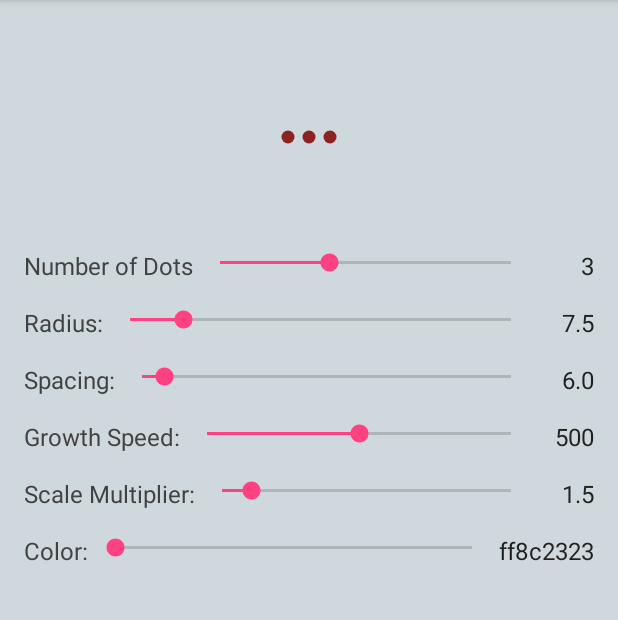
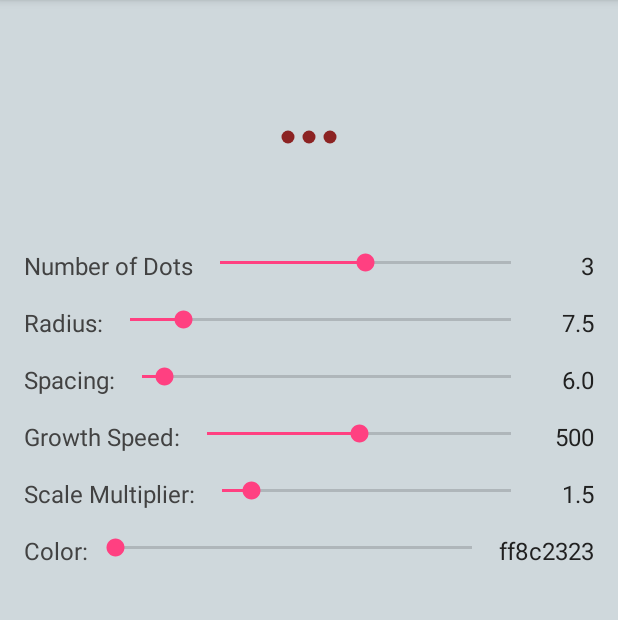
Before and after one commit to JustZak/DilatingDotsProgressBar, an Android app: the screen it shows after launch (MainActivity), on a phone screen of 412 x 824 dp, the part 84-704 px from its top. Run offline under Robolectric (Android 15) with nearby library versions, the phone set to English and light mode, and no system bars.

Commit message:
changed minimum dots in example app to 2

```diff
--- a/build.gradle
+++ b/build.gradle
@@ -5,7 +5,7 @@ buildscript {
         jcenter()
     }
     dependencies {
-        classpath 'com.android.tools.build:gradle:2.0.0-alpha7'
+        classpath 'com.android.tools.build:gradle:2.0.0-alpha8'
 
         // NOTE: Do not place your application dependencies here; they belong
         // in the individual module build.gradle files
--- a/example/src/main/java/com/zl/reik/dilatingexample/MainActivity.java
+++ b/example/src/main/java/com/zl/reik/dilatingexample/MainActivity.java
@@ -31,6 +31,8 @@ public class MainActivity extends AppCompatActivity implements SeekBar.OnSeekBar
 
     private final float saturation = 0.75f;
     private final float value = 0.55f;
+
+    private final int numDotsMin = 2;
 
     @Override
     protected void onCreate(Bundle savedInstanceState) {
@@ -68,7 +70,9 @@ public class MainActivity extends AppCompatActivity implements SeekBar.OnSeekBar
     private void setupSeekbars(){
         mNumberDotsSeekbar.setProgress(mDilatingDotsProgressBar.getNumberOfDots());
         mNumberDotsSeekbar.setOnSeekBarChangeListener(this);
-        mNumDotsTextView.setText(String.valueOf(mDilatingDotsProgressBar.getNumberOfDots()));
+        int dots = mDilatingDotsProgressBar.getNumberOfDots();
+        dots = (dots < 2) ? 2 : dots;
+        mNumDotsTextView.setText(String.valueOf(dots));
 
         mRadiusSeekbar.setProgress((int)mDilatingDotsProgressBar.getDotRadius());
         mRadiusSeekbar.setOnSeekBarChangeListener(this);
@@ -107,8 +111,8 @@ public class MainActivity extends AppCompatActivity implements SeekBar.OnSeekBar
             mDilatingDotsProgressBar.setGrowthSpeed(progress);
             mGrowthSpeedTextView.setText(String.valueOf(progress));
         } else if (seekBar == mNumberDotsSeekbar) {
-            mDilatingDotsProgressBar.setNumberOfDots(progress);
-            mNumDotsTextView.setText(String.valueOf(progress));
+            mDilatingDotsProgressBar.setNumberOfDots(progress + 2);
+            mNumDotsTextView.setText(String.valueOf(progress + 2));
         } else if (seekBar == mColorSeekbar) {
             mDilatingDotsProgressBar.setDotColor(getHSVColor(progress));
             mColorTextView.setText(Integer.toHexString(getHSVColor(progress)));
--- a/example/src/main/res/layout/content_main.xml
+++ b/example/src/main/res/layout/content_main.xml
@@ -44,7 +44,7 @@
 		<android.support.v7.widget.AppCompatSeekBar
 			android:id="@+id/seekbar_number_dots"
 			style="@style/Seekbar"
-			android:max="8"/>
+			android:max="6" />
 
 		<TextView
 			android:id="@+id/textview_num_dots"
--- a/library/src/main/java/com/zl/reik/dilatingdotsprogressbar/DilatingDotsProgressBar.java
+++ b/library/src/main/java/com/zl/reik/dilatingdotsprogressbar/DilatingDotsProgressBar.java
@@ -283,6 +283,10 @@ public class DilatingDotsProgressBar extends View{
         return mShouldAnimate;
     }
 
+    // -------------------------------
+    // ------ Getters & Setters ------
+    // -------------------------------
+
     public void setDotRadius(float radius) {
         reset();
         mDotRadius = radius;
```
